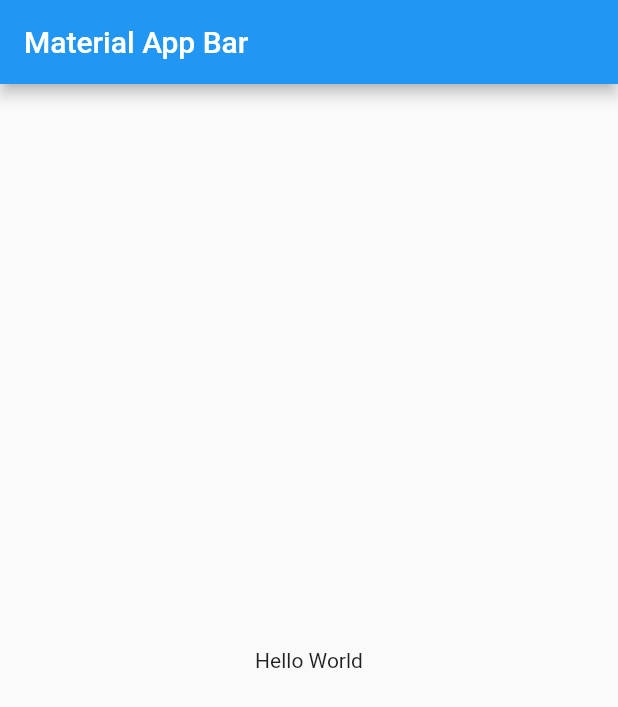
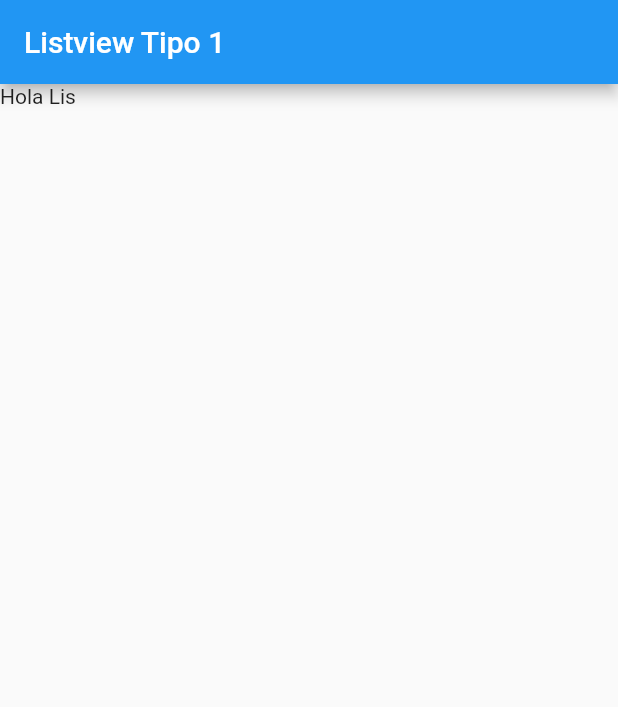
Before and after one commit to Lisandris/Listview1, a Flutter app: the screen it shows after launch, on a phone screen of 412 x 824 dp. Shown: the top 707 px of the screen. Run offline on Flutter 3.47's test engine with Material 2 defaults, Android fonts, the phone set to English and light mode, and no system bars.

Commit message:
lista de elementos

```diff
--- a/lib/main.dart
+++ b/lib/main.dart
@@ -1,3 +1,4 @@
+import 'package:fl_components/screens/listview1_screen.dart';
 import 'package:flutter/material.dart';
 
 void main() => runApp(MyApp());
@@ -11,17 +12,10 @@ class MyApp extends StatelessWidget {
 
   @override
   Widget build(BuildContext context) {
-    return MaterialApp(
+    return const MaterialApp(
       debugShowCheckedModeBanner: false,
       title: 'Material App',
-      home: Scaffold(
-        appBar: AppBar(
-          title: const Text('Material App Bar'),
-        ),
-        body: const Center(
-          child: Text('Hello World'),
-        ),
-      ),
+      home: Listview1Screen()
     );
   }
 }
--- /dev/null
+++ b/lib/screens/listview1_screen.dart
@@ -0,0 +1,20 @@
+import 'package:flutter/material.dart';
+
+class Listview1Screen extends StatelessWidget {
+
+  const Listview1Screen({Key? key}) : super(key: key);
+
+ @override
+  Widget build(BuildContext context) {
+    return Scaffold(
+      appBar: AppBar(
+        title: const Text('Listview Tipo 1'),
+      ),
+      body: ListView(
+        children: const [
+          Text( "Hola Lis"),
+        ],
+      )
+    );
+  }
+}
```
